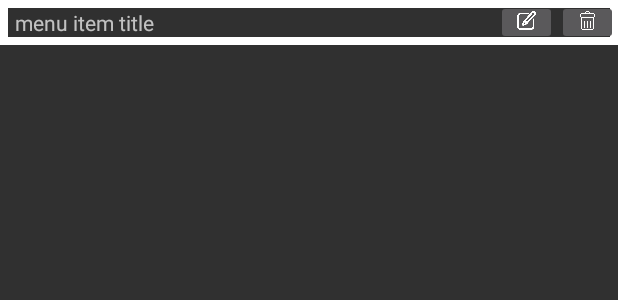
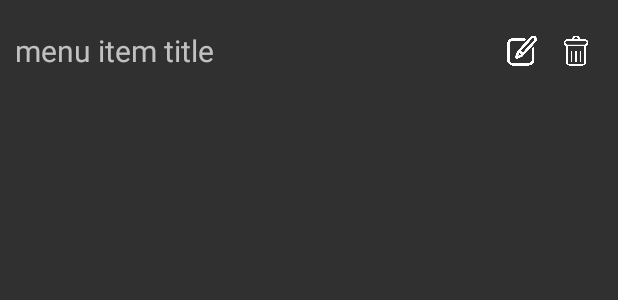
Before and after one commit to maziesmith/Quizzy, an Android app: the layout menu_list_item.xml on its own in the app's theme, with its tools: preview values and no code run, on a phone screen of 412 x 824 dp. Shown: the top 300 px of the screen. Run offline under Robolectric (Android 15) with nearby library versions, the phone set to English and light mode, and no system bars.

```diff
--- a/App/Quizzy/app/src/main/res/layout/menu_list_item.xml
+++ b/App/Quizzy/app/src/main/res/layout/menu_list_item.xml
@@ -3,8 +3,11 @@
     xmlns:tools="http://schemas.android.com/tools"
     android:layout_width="match_parent"
     android:layout_height="wrap_content"
-    android:background="@drawable/border"
-    android:orientation="horizontal">
+    android:orientation="horizontal"
+    android:paddingTop="20dp"
+    android:paddingBottom="20dp"
+    android:paddingStart="10dp"
+    android:paddingEnd="10dp">
 
     <TextView
         android:id="@+id/menuItemTitle"
@@ -12,30 +15,35 @@
         android:layout_height="wrap_content"
         android:maxLength="19"
         tools:text="menu item title"
-        android:paddingTop="5dp"
-        android:paddingBottom="5dp"
-        android:paddingStart="10dp"
-        android:paddingEnd="10dp"
+        android:textSize="20sp"
         android:layout_weight="4"/>
 
     <ImageButton
         android:contentDescription="@string/edit"
         android:id="@+id/menuEditButton"
-        android:layout_width="20dp"
+        android:layout_width="16dp"
         android:layout_height="match_parent"
-        android:paddingTop="7dp"
         android:src="@drawable/edit_button"
+        android:paddingStart="8dp"
+        android:paddingLeft="8dp"
+        android:paddingEnd="8dp"
+        android:paddingRight="8dp"
         android:layout_weight=".25"
+        android:background="?android:selectableItemBackground"
         android:scaleType="fitCenter"/>
 
     <ImageButton
         android:contentDescription="@string/delete"
         android:id="@+id/menuDeleteButton"
-        android:layout_width="20dp"
+        android:layout_width="16dp"
         android:layout_height="match_parent"
-        android:paddingTop="7dp"
         android:layout_weight=".25"
         android:src="@drawable/delete_button"
+        android:paddingStart="8dp"
+        android:paddingLeft="8dp"
+        android:paddingEnd="8dp"
+        android:paddingRight="8dp"
+        android:background="?android:selectableItemBackground"
         android:scaleType="fitCenter" />
 
 </LinearLayout>
```
Also changed, not shown: 1 other file.
